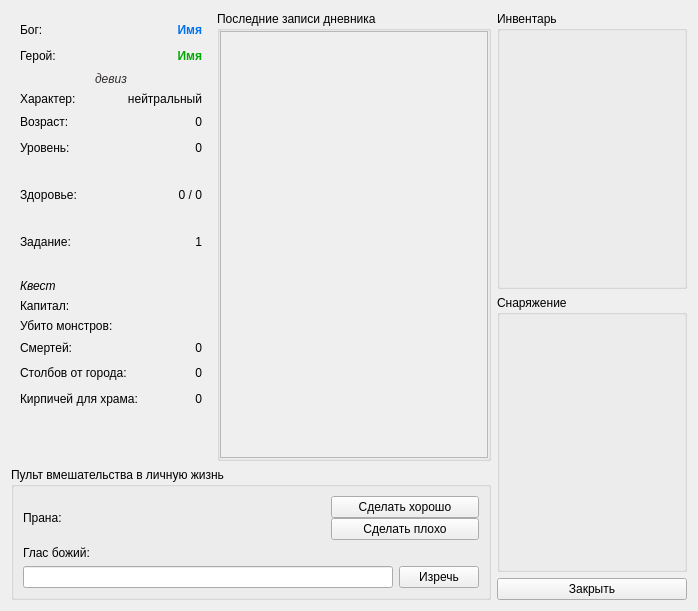
Old version of the form ui/herowin.ui in the repository proDOOMman/GodvilleQT.
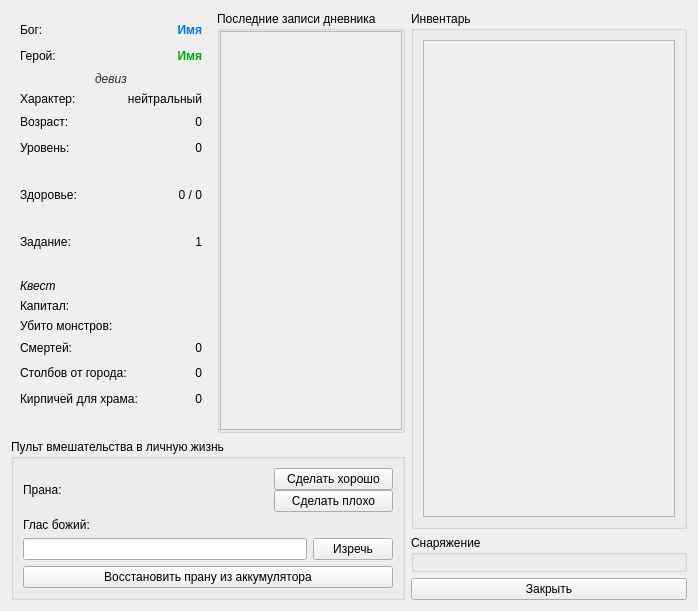
New version of the form. Icons and pictures are not drawn. Custom widgets are drawn as their Qt base class.

```diff
--- a/ui/herowin.ui
+++ b/ui/herowin.ui
@@ -1085,7 +1085,7 @@
                <x>0</x>
                <y>0</y>
                <width>270</width>
-               <height>407</height>
+               <height>378</height>
               </rect>
              </property>
              <layout class="QHBoxLayout" name="horizontalLayout">
@@ -1206,6 +1206,13 @@
           </item>
          </layout>
         </item>
+        <item>
+         <widget class="QPushButton" name="pushButton_2">
+          <property name="text">
+           <string>Восстановить прану из аккумулятора</string>
+          </property>
+         </widget>
+        </item>
        </layout>
       </widget>
      </item>
@@ -1226,6 +1233,24 @@
        </property>
        <layout class="QVBoxLayout" name="verticalLayout_6">
         <item>
+         <widget class="QScrollArea" name="scrollArea_2">
+          <property name="horizontalScrollBarPolicy">
+           <enum>Qt::ScrollBarAlwaysOff</enum>
+          </property>
+          <property name="widgetResizable">
+           <bool>true</bool>
+          </property>
+          <widget class="QWidget" name="scrollAreaWidgetContents_2">
+           <property name="geometry">
+            <rect>
+             <x>0</x>
+             <y>0</y>
+             <width>166</width>
+             <height>471</height>
+            </rect>
+           </property>
+           <layout class="QVBoxLayout" name="verticalLayout_8">
+            <item>
          <widget class="QLabel" name="lbItems">
           <property name="text">
            <string/>
@@ -1233,6 +1258,10 @@
           <property name="wordWrap">
            <bool>true</bool>
           </property>
+             </widget>
+            </item>
+           </layout>
+          </widget>
          </widget>
         </item>
        </layout>
```
Lines whose indentation alone changed are shown as unchanged.
